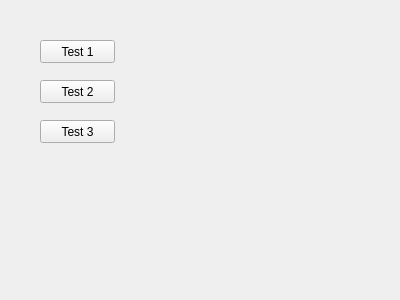
Above: QtKoeWare/UI Files/testUI.ui from 1000monkeys/QtKoeWare before the change. Below: the same form after it.
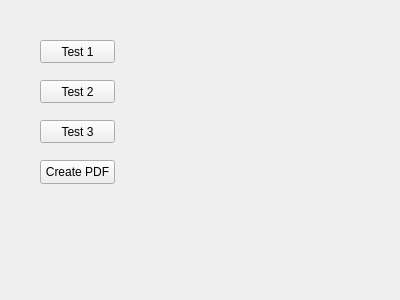
That is the form after the change.

Diff of the .ui file:
```diff
--- a/QtKoeWare/UI Files/testUI.ui
+++ b/QtKoeWare/UI Files/testUI.ui
@@ -52,6 +52,19 @@
     <string>Test 2</string>
    </property>
   </widget>
+  <widget class="QPushButton" name="pdfButton">
+   <property name="geometry">
+    <rect>
+     <x>40</x>
+     <y>160</y>
+     <width>75</width>
+     <height>24</height>
+    </rect>
+   </property>
+   <property name="text">
+    <string>Create PDF</string>
+   </property>
+  </widget>
  </widget>
  <resources/>
  <connections/>
```
